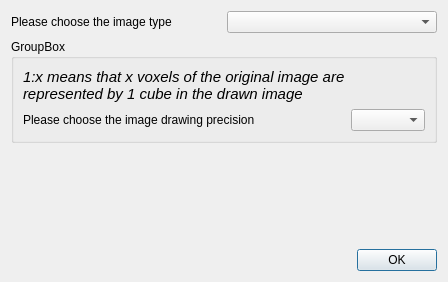
Above: Polyhedron/demo/Polyhedron/Plugins/Mesh_3/Image_res_dialog.ui from CGAL/cgal before the change. Below: the same form after it.
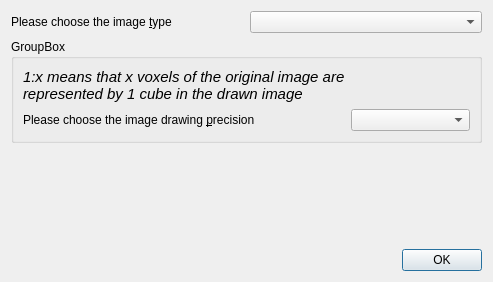
That is the form after the change.

Commit message: Add buddies and shortcuts

Patch:
```diff
--- a/Polyhedron/demo/Polyhedron/Plugins/Mesh_3/Image_res_dialog.ui
+++ b/Polyhedron/demo/Polyhedron/Plugins/Mesh_3/Image_res_dialog.ui
@@ -6,7 +6,7 @@
    <rect>
     <x>0</x>
     <y>0</y>
-    <width>448</width>
+    <width>493</width>
     <height>282</height>
    </rect>
   </property>
@@ -36,7 +36,10 @@
    <item row="0" column="0">
     <widget class="QLabel" name="label_3">
      <property name="text">
-      <string>Please choose the image type</string>
+      <string>Please choose the image &amp;type</string>
+     </property>
+     <property name="buddy">
+      <cstring>imageType</cstring>
      </property>
     </widget>
    </item>
@@ -77,11 +80,14 @@
            <number>1</number>
           </property>
           <property name="text">
-           <string>Please choose the image drawing precision</string>
+           <string>Please choose the image drawing &amp;precision</string>
           </property>
           <property name="wordWrap">
            <bool>true</bool>
           </property>
+          <property name="buddy">
+           <cstring>precisionList</cstring>
+          </property>
          </widget>
         </item>
        </layout>
```
